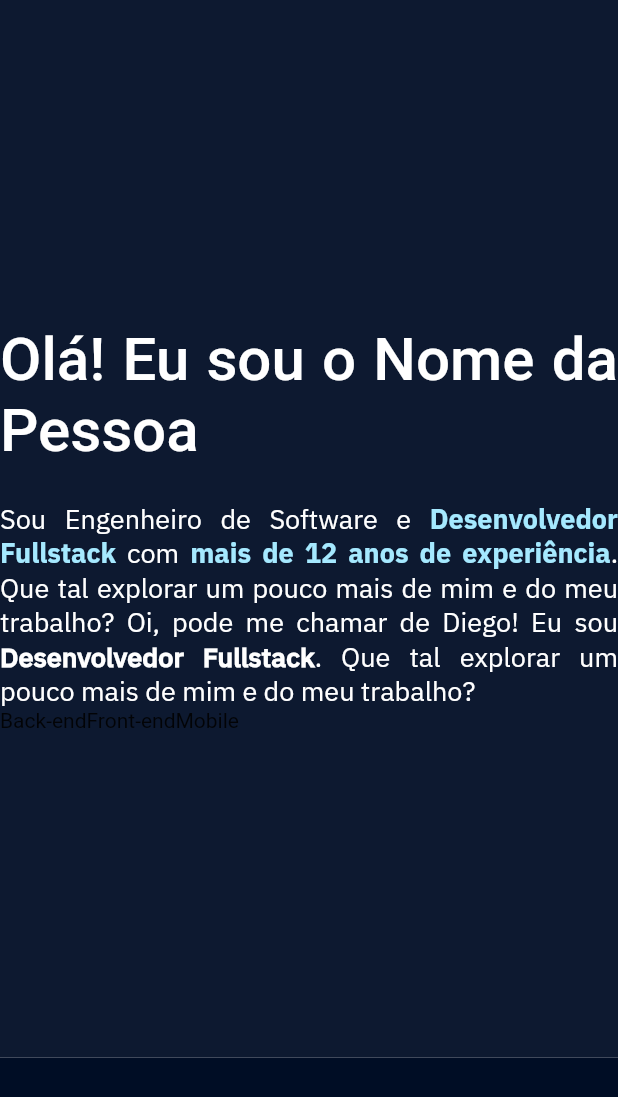
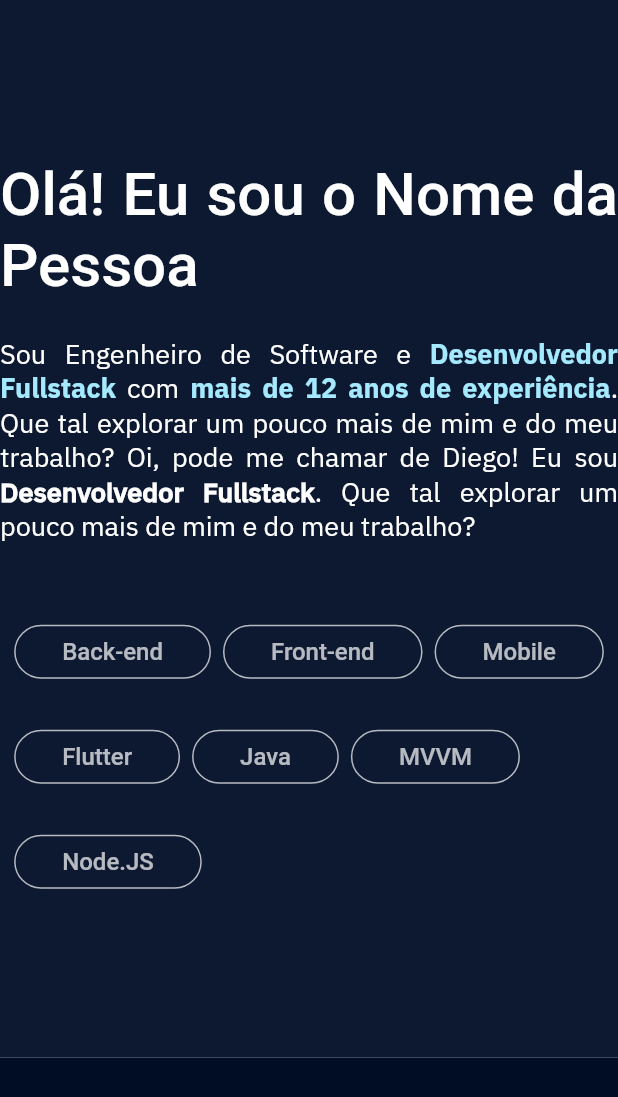
Before and after one commit to diegomors/speedup, a Flutter app: the screen it shows after launch, on a phone screen of 412 x 824 dp. Shown: the top 1097 px of the screen. Run offline on Flutter 3.47's test engine with Material 2 defaults, Android fonts, the phone set to English and light mode, and no system bars; our stand-ins replace expandable_page_view, flutter_svg; Roboto replaces fonts that are missing (IBM Plex Mono, IBMPlexSans).

Commit message:
Feature/diego (#32)
* criação de botões list button

* merge solucao lucas e ivaldo

---------

Co-authored-by: LucasAlbrt <albertolucas804@gmail.com>

```diff
--- a/lib/modules/summary/my_summary_page.dart
+++ b/lib/modules/summary/my_summary_page.dart
@@ -62,8 +62,7 @@ class MySummaryPage extends StatelessWidget {
                         ),
                       ),
                       const TextSpan(
-                        text:
-                            '. Que tal explorar um pouco mais de mim e do meu trabalho? Oi, pode me chamar de Diego! Eu sou ',
+                        text: '. Que tal explorar um pouco mais de mim e do meu trabalho? Oi, pode me chamar de Diego! Eu sou ',
                       ),
                       TextSpan(
                         text: 'Desenvolvedor Fullstack',
@@ -73,15 +72,28 @@ class MySummaryPage extends StatelessWidget {
                         ),
                       ),
                       const TextSpan(
-                        text:
-                            '. Que tal explorar um pouco mais de mim e do meu trabalho?',
+                        text: '. Que tal explorar um pouco mais de mim e do meu trabalho?',
                       ),
                     ],
                   ),
                   style: style,
                   textAlign: TextAlign.justify,
                 ),
-                const MyListButton(),
+                const SizedBox(height: 48),
+                Wrap(
+                  runSpacing: 22,
+                  spacing: 8,
+                  crossAxisAlignment: WrapCrossAlignment.start,
+                  children: const [
+                    MyButtonBorder('Back-end'),
+                    MyButtonBorder('Front-end'),
+                    MyButtonBorder('Mobile'),
+                    MyButtonBorder('Flutter'),
+                    MyButtonBorder('Java'),
+                    MyButtonBorder('MVVM'),
+                    MyButtonBorder('Node.JS'),
+                  ],
+                ),
               ],
             ),
           ),
--- a/lib/shared/components/components.dart
+++ b/lib/shared/components/components.dart
@@ -1,4 +1,4 @@
 export 'my_button.dart';
+export 'my_button_border.dart';
 export 'my_carousel_item.dart';
-export 'my_list_button.dart';
 export 'my_text.dart';
--- /dev/null
+++ b/lib/shared/components/my_button_border.dart
@@ -0,0 +1,39 @@
+import 'package:flutter/material.dart';
+
+class MyButtonBorder extends StatelessWidget {
+  final String text;
+
+  const MyButtonBorder(
+    this.text, {
+    Key? key,
+  }) : super(key: key);
+
+  @override
+  Widget build(BuildContext context) {
+    return OutlinedButton(
+      onPressed: null,
+      style: OutlinedButton.styleFrom(
+        shape: RoundedRectangleBorder(
+          borderRadius: BorderRadius.circular(18.0),
+        ),
+        side: const BorderSide(width: 1.0, color: Color.fromRGBO(255, 255, 255, 0.7)),
+      ),
+      child: Padding(
+        padding: const EdgeInsets.symmetric(
+          horizontal: 16.0,
+          vertical: 6.0,
+        ),
+        child: Text(
+          text,
+          textAlign: TextAlign.justify,
+          style: const TextStyle(
+            color: Color.fromRGBO(255, 255, 255, 0.7),
+            fontSize: 16,
+            fontWeight: FontWeight.w500,
+            fontFamily: 'IBM Plex Mono',
+          ),
+        ),
+      ),
+    );
+  }
+}
--- a/lib/shared/components/my_list_button.dart
+++ /dev/null
@@ -1,21 +0,0 @@
-import 'package:flutter/material.dart';
-
-class MyListButton extends StatelessWidget {
-  const MyListButton({Key? key}) : super(key: key);
-
-  @override
-  Widget build(BuildContext context) {
-    return buildRowArea();
-  }
-
-  Widget buildRowArea() =>
-      Row(crossAxisAlignment: CrossAxisAlignment.start, children: [
-        buildButton('Back-end'),
-        buildButton('Front-end'),
-        buildButton('Mobile')
-      ]);
-
-  Widget buildButton(String text) {
-    return Text(text);
-  }
-}
```
Also changed, not shown: pubspec.lock.
